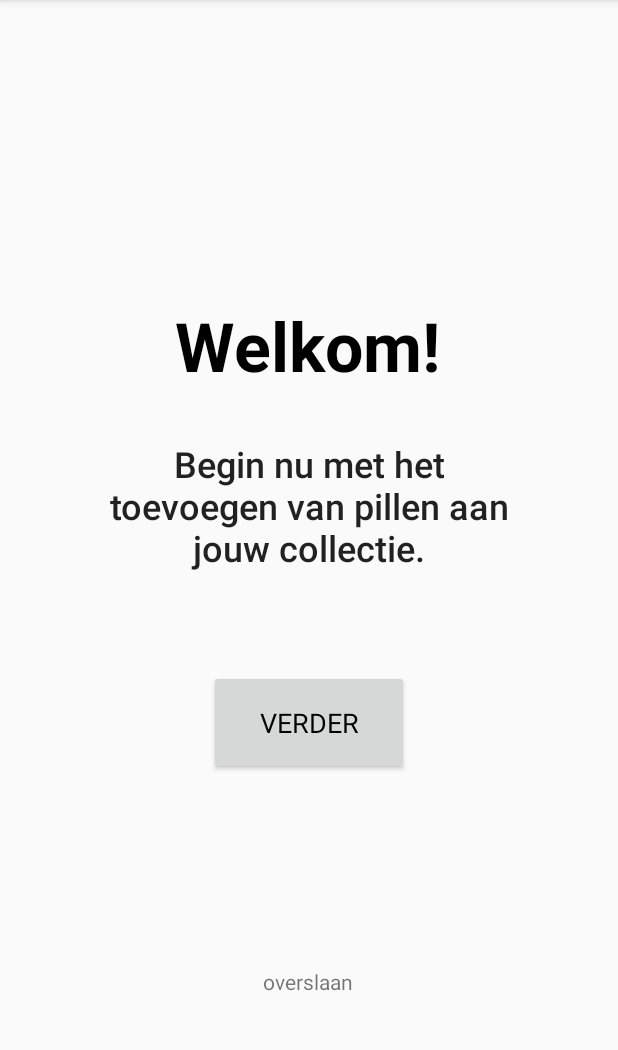
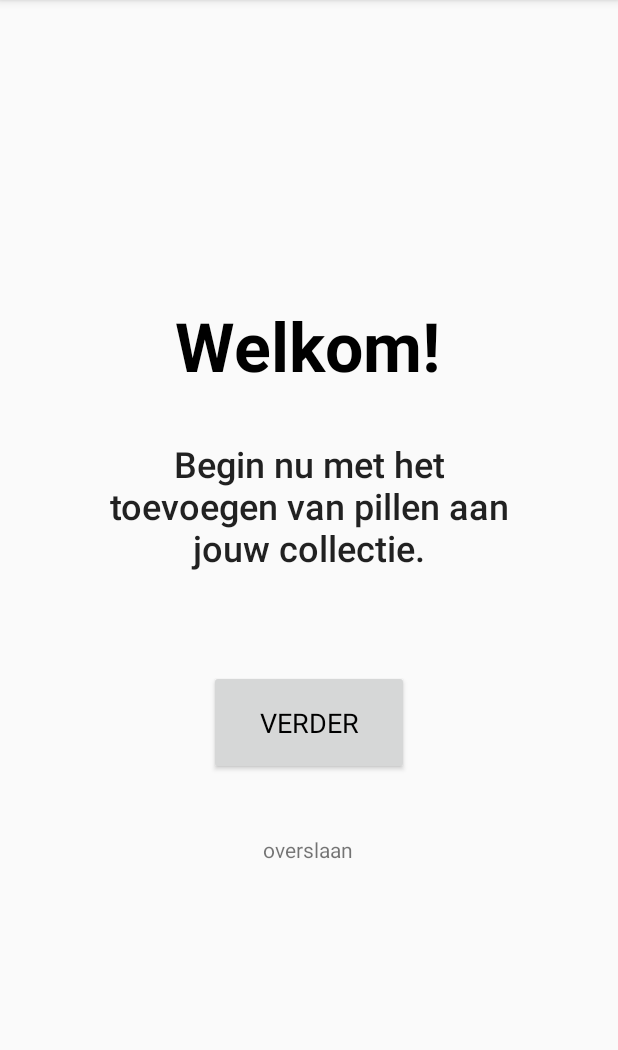
Before and after one commit to nynkevd/IMTPMD, an Android app: the screen it shows after launch (WelcomeActivity), on a phone screen of 412 x 824 dp, the part 84-1134 px from its top. Run offline under Robolectric (Android 15) with nearby library versions, the phone set to English and light mode, and no system bars; 1 statement that could not run was skipped.

Commit message:
WelkomActivity knoppen

```diff
--- a/app/src/main/AndroidManifest.xml
+++ b/app/src/main/AndroidManifest.xml
@@ -9,6 +9,7 @@
         android:roundIcon="@mipmap/ic_launcher_round"
         android:supportsRtl="true"
         android:theme="@style/AppTheme">
+        <activity android:name=".DashboardActivity"></activity>
         <activity android:name=".MainActivity">
             <intent-filter>
                 <action android:name="android.intent.action.MAIN" />
@@ -16,7 +17,7 @@
                 <category android:name="android.intent.category.LAUNCHER" />
             </intent-filter>
         </activity>
-        <activity android:name=".WelcomeActivity"> </activity>
+        <activity android:name=".WelcomeActivity"></activity>
     </application>
 
 </manifest>
--- a/app/src/main/java/com/example/imtpmd/WelcomeActivity.java
+++ b/app/src/main/java/com/example/imtpmd/WelcomeActivity.java
@@ -1,7 +1,11 @@
 package com.example.imtpmd;
 
+import android.content.Intent;
 import android.os.Bundle;
 import android.support.v7.app.AppCompatActivity;
+import android.view.View;
+import android.widget.Button;
+import android.widget.TextView;
 
 public class WelcomeActivity extends AppCompatActivity {
 
@@ -10,6 +14,26 @@
         super.onCreate(savedInstanceState);
         setContentView(R.layout.activity_welcome);
 
+        Button verder_btn = (Button)findViewById(R.id.verder_btn);
+
+        verder_btn.setOnClickListener(new View.OnClickListener(){
+            @Override
+            public void onClick(View view){
+                startActivity(new Intent(WelcomeActivity.this, MainActivity.class));
+            }
+        });
+
+        TextView overslaan_txt = (TextView)findViewById(R.id.overslaan_txt);
+
+        overslaan_txt.setOnClickListener(new View.OnClickListener(){
+           @Override
+           public void onClick(View view){
+               startActivity(new Intent(WelcomeActivity.this, DashboardActivity.class));
+           }
+        });
+
+
+
 
     }
 }
--- a/app/src/main/res/layout/activity_welcome.xml
+++ b/app/src/main/res/layout/activity_welcome.xml
@@ -56,9 +56,9 @@
     <TextView
         android:id="@+id/overslaan_txt"
         android:layout_width="wrap_content"
-        android:layout_height="wrap_content"
+        android:layout_height="0dp"
         android:layout_marginStart="8dp"
-        android:layout_marginTop="128dp"
+        android:layout_marginTop="40dp"
         android:layout_marginEnd="8dp"
         android:text="@string/overslaan"
         app:layout_constraintEnd_toEndOf="parent"
```
Also changed, not shown: app/src/main/java/com/example/imtpmd/DashboardActivity.java (added, +13 -0 lines), app/src/main/res/layout/activity_dashboard.xml (added, +16 -0 lines).
